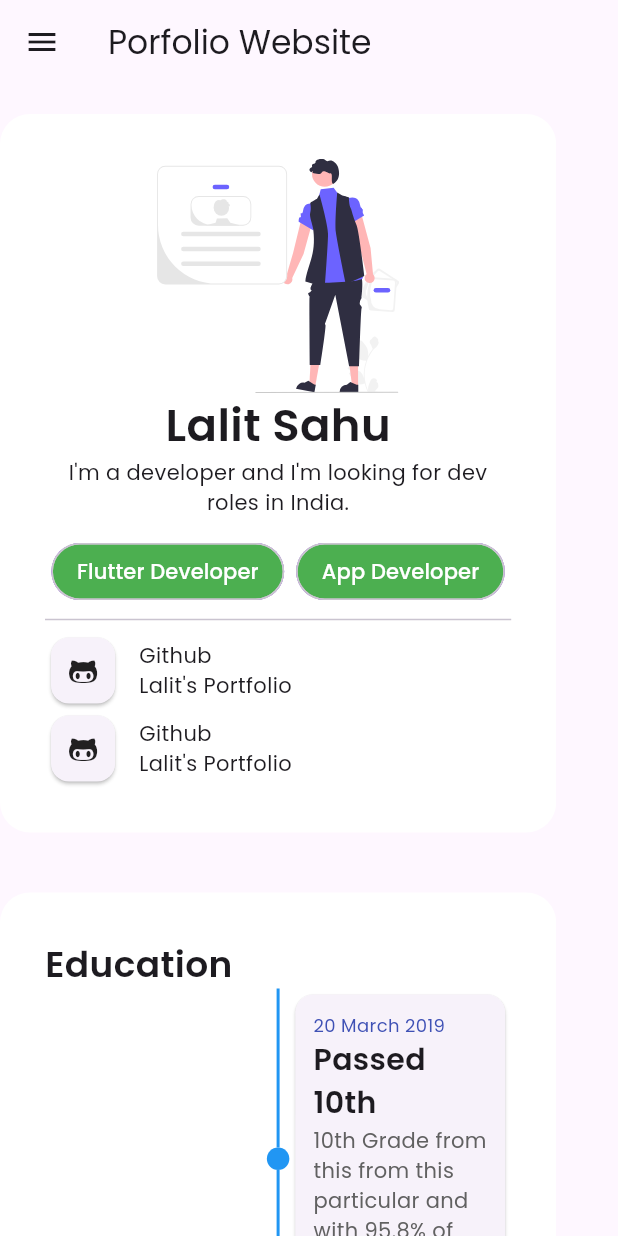
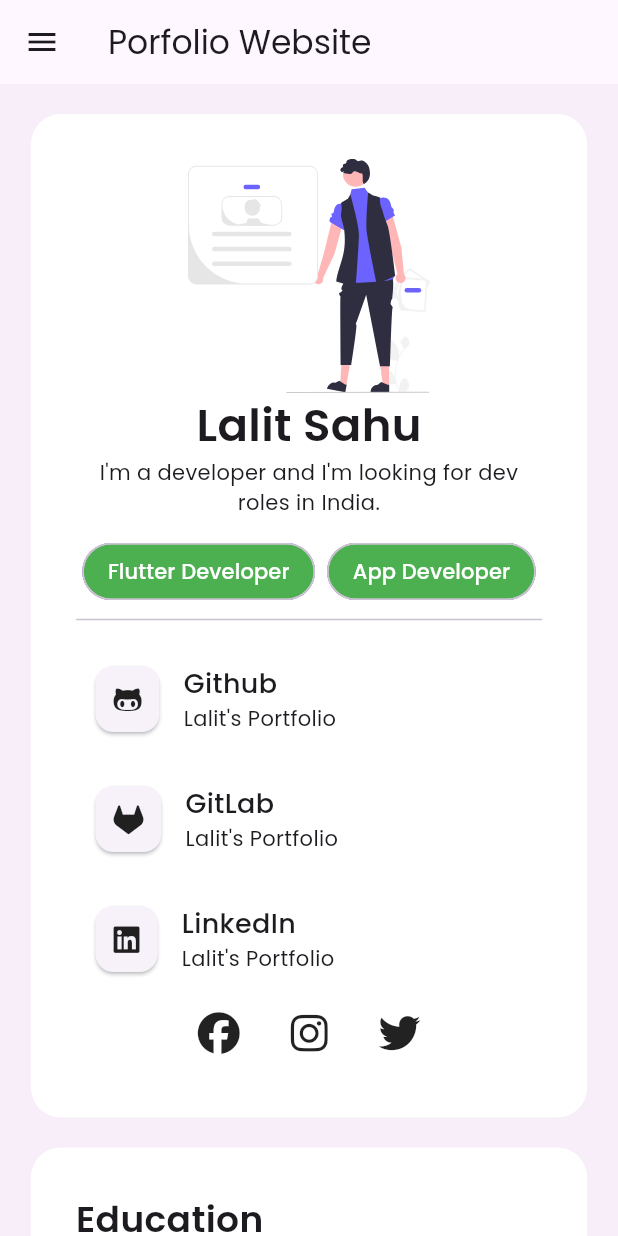
Before and after one commit to VITianLalit/PorfolioWebsite, a Flutter app: the screen it shows after launch, on a phone screen of 412 x 824 dp. Run offline on Flutter 3.47's test engine with Material 3 defaults, Android fonts, the phone set to English and light mode, and no system bars; drawn by our look-alikes of timelines; our stand-ins replace flutter_svg, font_awesome_flutter, velocity_x.

Commit message:
third commit

```diff
--- a/lib/components/about.dart
+++ b/lib/components/about.dart
@@ -2,6 +2,8 @@ import 'package:flutter/cupertino.dart';
 import 'package:flutter/material.dart';
 import 'package:flutter_svg/svg.dart';
 import 'package:font_awesome_flutter/font_awesome_flutter.dart';
+import 'package:lalitsahu/utility/animated_contact.dart';
+import 'package:lalitsahu/utility/socialrow.dart';
 import 'package:velocity_x/velocity_x.dart';
 
 class About extends StatefulWidget {
@@ -19,7 +21,9 @@ class _AboutState extends State<About> {
       margin: EdgeInsets.only(top: 20.0),
       width: MediaQuery.of(context).size.width < 900
           ? context.screenWidth * 0.9
-          : context.screenWidth * 0.3,
+          : context.screenWidth < 1600
+              ? context.screenWidth * 0.3
+              : context.screenWidth * 0.2,
       decoration: BoxDecoration(
         borderRadius: BorderRadius.circular(20.0),
         color: Colors.white,
@@ -42,6 +46,7 @@ class _AboutState extends State<About> {
             height: 12,
           ),
           Wrap(
+            alignment: WrapAlignment.center,
             spacing: 8.0,
             runSpacing: 8.0,
             children: [
@@ -49,59 +54,39 @@ class _AboutState extends State<About> {
                 label: Text("Flutter Developer"),
                 backgroundColor: Colors.green,
                 padding: EdgeInsets.all(8.0),
-                labelStyle: TextStyle(color: Colors.white),
+                labelStyle: TextStyle(color: Colors.white, fontSize: 14.0),
                 shape: StadiumBorder(), // No border specified
               ),
               Chip(
                 label: Text("App Developer"),
                 backgroundColor: Colors.green,
                 padding: EdgeInsets.all(8.0),
-                labelStyle: TextStyle(color: Colors.white),
+                labelStyle: TextStyle(color: Colors.white, fontSize: 14.0),
                 shape: StadiumBorder(), // No border specified
               )
             ],
           ),
           Divider(),
-          Container(
-            child: Row(
-              children: [
-                Card(
-                  child: Padding(
-                    padding: EdgeInsets.all(12.0),
-                    child: FaIcon(FontAwesomeIcons.githubAlt, size: 20,),
-                  ),
-                ),
-                SizedBox(width: 12,),
-                Column(
-                  crossAxisAlignment: CrossAxisAlignment.start,
-                  children: [
-                    Text("Github"),
-                    Text("Lalit's Portfolio"),
-                  ],
-                )
-              ],
-            ),
+          AnimatedContact(
+            iconData: FontAwesomeIcons.githubAlt,
+            title: "Github",
+            substitle: "Lalit's Portfolio",
+            onTap: (){},
           ),
-          Container(
-            child: Row(
-              children: [
-                Card(
-                  child: Padding(
-                    padding: EdgeInsets.all(12.0),
-                    child: FaIcon(FontAwesomeIcons.githubAlt, size: 20,),
-                  ),
-                ),
-                SizedBox(width: 12,),
-                Column(
-                  crossAxisAlignment: CrossAxisAlignment.start,
-                  children: [
-                    Text("Github"),
-                    Text("Lalit's Portfolio"),
-                  ],
-                )
-              ],
-            ),
-          )
+          AnimatedContact(
+            iconData: FontAwesomeIcons.gitlab,
+            title: "GitLab",
+            substitle: "Lalit's Portfolio",
+            onTap: (){},
+          ),
+
+          AnimatedContact(
+            iconData: FontAwesomeIcons.linkedin,
+            title: "LinkedIn",
+            substitle: "Lalit's Portfolio",
+            onTap: (){},
+          ),
+          SocialRow(),
         ],
       ),
     );
--- a/lib/porfolio.dart
+++ b/lib/porfolio.dart
@@ -1,5 +1,7 @@
 import 'package:flutter/material.dart';
 import 'package:lalitsahu/components/education.dart';
+import 'package:lalitsahu/components/footer.dart';
+import 'package:lalitsahu/components/skills.dart';
 
 import 'components/about.dart';
 
@@ -11,21 +13,33 @@ class Portfolio extends StatefulWidget {
 }
 
 class _PortfolioState extends State<Portfolio> {
-  List<Widget> navItems = [
+  List<Widget> navItems = [];
+  bool isMobile = false;
+  final skillKey = GlobalKey();
+
+  @override
+  void initState() {
+    // TODO: implement initState
+    super.initState();
+    navItems = [
       Padding(
         padding: const EdgeInsets.all(8.0),
         child: ElevatedButton(onPressed: (){}, child: Text("Education")),
       ),
       Padding(
         padding: const EdgeInsets.all(8.0),
-      child: ElevatedButton(onPressed: (){}, child: Text("Skills")),
+        child: ElevatedButton(onPressed: (){
+          Scrollable.ensureVisible(skillKey.currentContext!);
+        }, child: Text("Skills")),
       ),
     ];
-  bool isMobile = false;
+  }
   @override
   Widget build(BuildContext context) {
     isMobile = MediaQuery.of(context).size.width > 700 ? false : true;
     return Scaffold(
+      backgroundColor: Colors.purple.withOpacity(0.08)
+        ,
       appBar: AppBar(
         title: Text("Porfolio Website"),
         actions: isMobile ? null: navItems,
@@ -35,19 +49,25 @@ class _PortfolioState extends State<Portfolio> {
           children: navItems,
         ),
       ): null,
-      body: SingleChildScrollView(
+      body: Center(
+        child: SingleChildScrollView(
           child: Column(
             children: [
               Wrap(
                 spacing: 20,
-              runSpacing: 20,
                 alignment: WrapAlignment.center,
                 children: [
                   About(),
                   Education()
                 ],
-            )
+              ),
+              Skills(
+                key: skillKey,
+              ),
+              Footer(),
+              SizedBox(height: 20,)
             ],
+          ),
         ),
       )
     );
--- /dev/null
+++ b/lib/utility/animated_contact.dart
@@ -0,0 +1,65 @@
+import 'package:flutter/material.dart';
+import 'package:font_awesome_flutter/font_awesome_flutter.dart';
+
+class AnimatedContact extends StatefulWidget {
+  final IconData iconData;
+  final String title;
+  final String substitle;
+  final VoidCallback onTap;
+  const AnimatedContact(
+      {super.key,
+      required this.iconData,
+      required this.title,
+      required this.substitle,
+      required this.onTap});
+
+  @override
+  State<AnimatedContact> createState() => _AnimatedContactState();
+}
+
+class _AnimatedContactState extends State<AnimatedContact> {
+  bool isHovering = false;
+  @override
+  Widget build(BuildContext context) {
+    return InkWell(
+      onTap: () {},
+      onHover: (val) {
+        setState(() {
+          isHovering = val;
+        });
+      },
+      child: AnimatedContainer(
+        margin: EdgeInsets.only(top: 10.0),
+        padding: EdgeInsets.all(8.0),
+        duration: Duration(milliseconds: 300),
+        decoration: BoxDecoration(
+            borderRadius: BorderRadius.circular(12.0),
+            border: Border.all(color: isHovering ? Colors.grey : Colors.white),
+            color: isHovering ? Colors.grey.shade300 : Colors.white),
+        child: Row(
+          children: [
+            Card(
+              child: Padding(
+                padding: EdgeInsets.all(12.0),
+                child: FaIcon(
+                  widget.iconData,
+                  size: 20,
+                ),
+              ),
+            ),
+            SizedBox(
+              width: 12,
+            ),
+            Column(
+              crossAxisAlignment: CrossAxisAlignment.start,
+              children: [
+                Text(widget.title, style: TextStyle(fontSize: 18.0, fontWeight: FontWeight.w500),),
+                Text(widget.substitle),
+              ],
+            )
+          ],
+        ),
+      ),
+    );
+  }
+}
--- /dev/null
+++ b/lib/utility/animated_icon_button.dart
@@ -0,0 +1,49 @@
+import 'package:flutter/material.dart';
+import 'package:font_awesome_flutter/font_awesome_flutter.dart';
+
+class AnimatedIconButton extends StatefulWidget {
+  final IconData iconData;
+  final VoidCallback onTap;
+  const AnimatedIconButton(
+      {super.key,
+        required this.iconData,
+        required this.onTap});
+
+  @override
+  State<AnimatedIconButton> createState() => _AnimatedIconButtonState();
+}
+
+class _AnimatedIconButtonState extends State<AnimatedIconButton> {
+  bool isHovering = false;
+  @override
+  Widget build(BuildContext context) {
+    return InkWell(
+      onTap: () {},
+      onHover: (val) {
+        setState(() {
+          isHovering = val;
+        });
+      },
+      child: AnimatedContainer(
+        padding: EdgeInsets.all(8.0),
+        duration: Duration(milliseconds: 300),
+        decoration: BoxDecoration(
+            borderRadius: BorderRadius.circular(12.0),
+            border: Border.all(color: isHovering ? Colors.grey : Colors.white),
+            color: isHovering ? Colors.grey.shade300 : Colors.white),
+        child: Row(
+          children: [
+            Padding(
+              padding: EdgeInsets.all(4.0),
+              child: FaIcon(
+                widget.iconData,
+                size: 28,
+              ),
+            ),
+
+          ],
+        ),
+      ),
+    );
+  }
+}
--- /dev/null
+++ b/lib/utility/socialrow.dart
@@ -0,0 +1,26 @@
+import 'package:flutter/cupertino.dart';
+import 'package:font_awesome_flutter/font_awesome_flutter.dart';
+import 'package:lalitsahu/utility/animated_icon_button.dart';
+
+class SocialRow extends StatelessWidget {
+  const SocialRow({super.key});
+
+  @override
+  Widget build(BuildContext context) {
+    return Row(
+      crossAxisAlignment: CrossAxisAlignment.center,
+      mainAxisAlignment: MainAxisAlignment.center,
+      children: [
+        Wrap(
+          children: [
+            AnimatedIconButton(iconData: FontAwesomeIcons.facebook, onTap: (){}),
+            SizedBox(width: 8.0,),
+            AnimatedIconButton(iconData: FontAwesomeIcons.instagram, onTap: (){}),
+            SizedBox(width: 8.0,),
+            AnimatedIconButton(iconData: FontAwesomeIcons.twitter, onTap: (){}),
+          ],
+        )
+      ],
+    );
+  }
+}
```
Also changed, not shown: lib/components/footer.dart (added, +26 -0 lines), lib/components/skills.dart (added, +199 -0 lines). Lines whose indentation alone changed are shown as unchanged.
